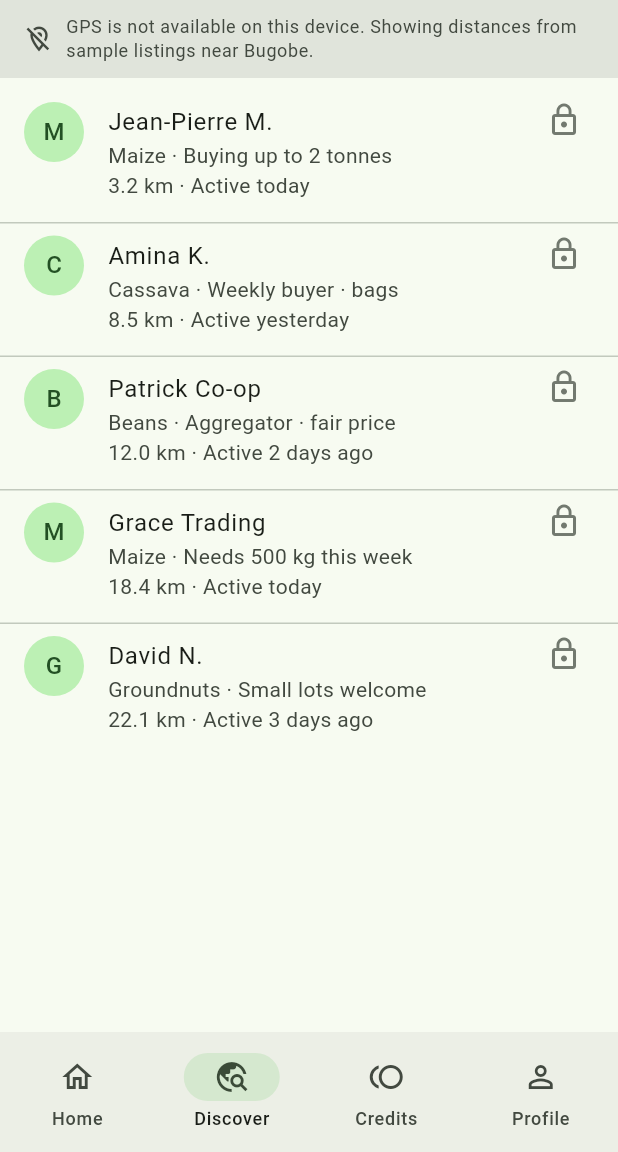
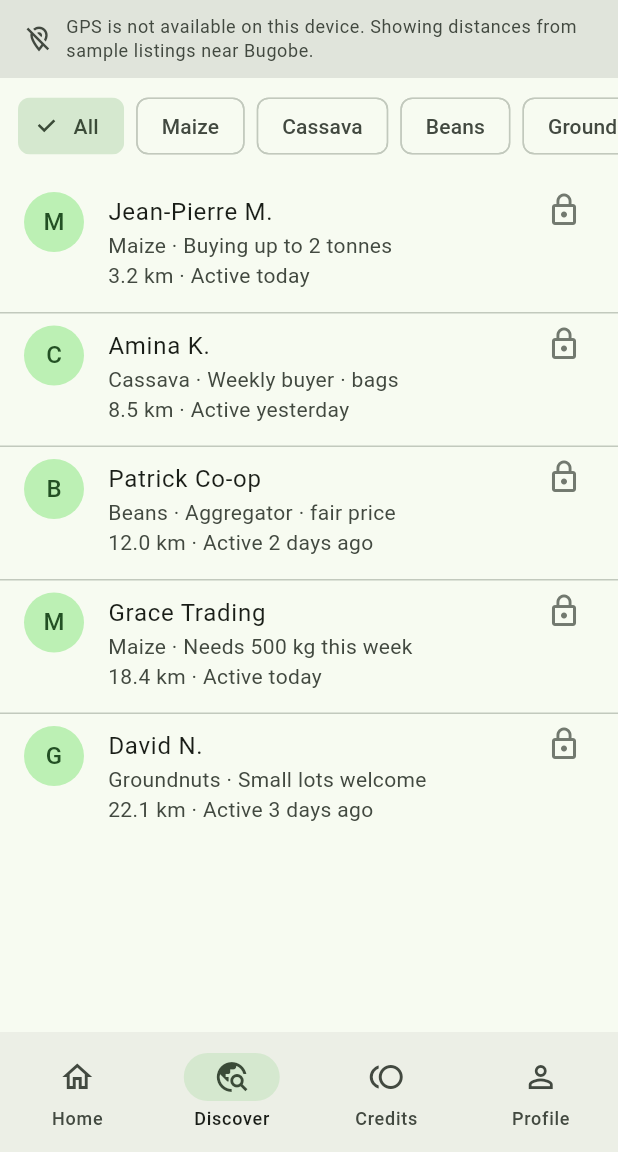
Before and after one commit to rockbox37/AgriLumina, a Flutter app: the screen it shows after launch, item 2 of the bottom bar chosen, on a phone screen of 412 x 824 dp, the part 84-1236 px from its top. Run offline on Flutter 3.47's test engine with Material 3 defaults, Android fonts, the phone set to English and light mode, and no system bars; our stand-ins replace location; accounts and stored records are empty.

Commit message:
Polish Discover with crop filter and post-unlock Call/WhatsApp. (#2)
Sellers can narrow nearby listings by crop (with empty states) and open the dialer or WhatsApp after spending a credit to unlock contact.

Co-authored-by: Cursor <cursoragent@cursor.com>

```diff
--- a/lib/screens/discover_screen.dart
+++ b/lib/screens/discover_screen.dart
@@ -5,8 +5,25 @@ import 'package:agrilumina/models/user_role.dart';
 import 'package:agrilumina/screens/listing_detail_screen.dart';
 import 'package:agrilumina/utils/geo.dart';
 
-class DiscoverScreen extends StatelessWidget {
+/// Crop chips shown on Discover (includes crops with no seed matches).
+const List<String> discoverCropFilters = [
+  'Maize',
+  'Cassava',
+  'Beans',
+  'Groundnuts',
+  'Rice',
+];
+
+class DiscoverScreen extends StatefulWidget {
   const DiscoverScreen({super.key});
+
+  @override
+  State<DiscoverScreen> createState() => _DiscoverScreenState();
+}
+
+class _DiscoverScreenState extends State<DiscoverScreen> {
+  /// `null` means all crops.
+  String? _cropFilter;
 
   @override
   Widget build(BuildContext context) {
@@ -16,9 +33,14 @@ class DiscoverScreen extends StatelessWidget {
       listenable: state,
       builder: (context, _) {
         final list = state.nearbyCounterparts;
+        final filtered = _cropFilter == null
+            ? list
+            : list.where((l) => l.crop == _cropFilter).toList();
+
         final title = state.role == UserRole.seller
             ? 'Nearby buyers'
             : 'Nearby sellers';
+        final counterpart = state.role.counterpart.label.toLowerCase();
 
         return Scaffold(
           appBar: AppBar(
@@ -56,19 +78,61 @@ class DiscoverScreen extends StatelessWidget {
             crossAxisAlignment: CrossAxisAlignment.stretch,
             children: [
               _LocationBanner(state: state),
+              if (list.isNotEmpty)
+                _CropFilterBar(
+                  crops: discoverCropFilters,
+                  selected: _cropFilter,
+                  onSelected: (crop) {
+                    setState(() => _cropFilter = crop);
+                  },
+                ),
               Expanded(
-                child: list.isEmpty
-                    ? Center(
+                child: _buildBody(
+                  list: list,
+                  filtered: filtered,
+                  cropFilter: _cropFilter,
+                  counterpart: counterpart,
+                  state: state,
+                ),
+              ),
+            ],
+          ),
+        );
+      },
+    );
+  }
+
+  Widget _buildBody({
+    required List<Listing> list,
+    required List<Listing> filtered,
+    required String? cropFilter,
+    required String counterpart,
+    required AppState state,
+  }) {
+    if (list.isEmpty) {
+      return Center(
+        child: Text('No ${counterpart}s nearby yet.'),
+      );
+    }
+
+    if (filtered.isEmpty) {
+      return Center(
+        child: Padding(
+          padding: const EdgeInsets.all(24),
           child: Text(
-                          'No ${state.role.counterpart.label.toLowerCase()}s nearby yet.',
+            'No $cropFilter ${counterpart}s nearby.',
+            textAlign: TextAlign.center,
           ),
-                      )
-                    : ListView.separated(
+        ),
+      );
+    }
+
+    return ListView.separated(
       padding: const EdgeInsets.symmetric(vertical: 8),
-                        itemCount: list.length,
+      itemCount: filtered.length,
       separatorBuilder: (_, _) => const Divider(height: 1),
       itemBuilder: (context, index) {
-                          final listing = list[index];
+        final listing = filtered[index];
         return _ListingTile(
           listing: listing,
           unlocked: state.isUnlocked(listing.id),
@@ -83,12 +147,48 @@ class DiscoverScreen extends StatelessWidget {
           },
         );
       },
+    );
+  }
+}
+
+class _CropFilterBar extends StatelessWidget {
+  const _CropFilterBar({
+    required this.crops,
+    required this.selected,
+    required this.onSelected,
+  });
+
+  final List<String> crops;
+  final String? selected;
+  final ValueChanged<String?> onSelected;
+
+  @override
+  Widget build(BuildContext context) {
+    return SingleChildScrollView(
+      scrollDirection: Axis.horizontal,
+      padding: const EdgeInsets.fromLTRB(12, 8, 12, 4),
+      child: Row(
+        children: [
+          Padding(
+            padding: const EdgeInsets.only(right: 8),
+            child: FilterChip(
+              label: const Text('All'),
+              selected: selected == null,
+              onSelected: (_) => onSelected(null),
+            ),
+          ),
+          ...crops.map(
+            (crop) => Padding(
+              padding: const EdgeInsets.only(right: 8),
+              child: FilterChip(
+                label: Text(crop),
+                selected: selected == crop,
+                onSelected: (_) => onSelected(crop),
+              ),
             ),
           ),
         ],
       ),
-        );
-      },
     );
   }
 }
--- a/pubspec.yaml
+++ b/pubspec.yaml
@@ -35,6 +35,7 @@ dependencies:
   # Use with the CupertinoIcons class for iOS style icons.
   cupertino_icons: ^1.0.8
   location: ^8.0.1
+  url_launcher: ^6.3.2
 
 dev_dependencies:
   flutter_test:
```
Also changed, not shown: lib/screens/listing_detail_screen.dart (+55 -2 lines), lib/services/contact_launcher.dart (added, +39 -0 lines), lib/utils/phone.dart (added, +29 -0 lines), pubspec.lock, 10 other files. Lines whose indentation alone changed are shown as unchanged.
